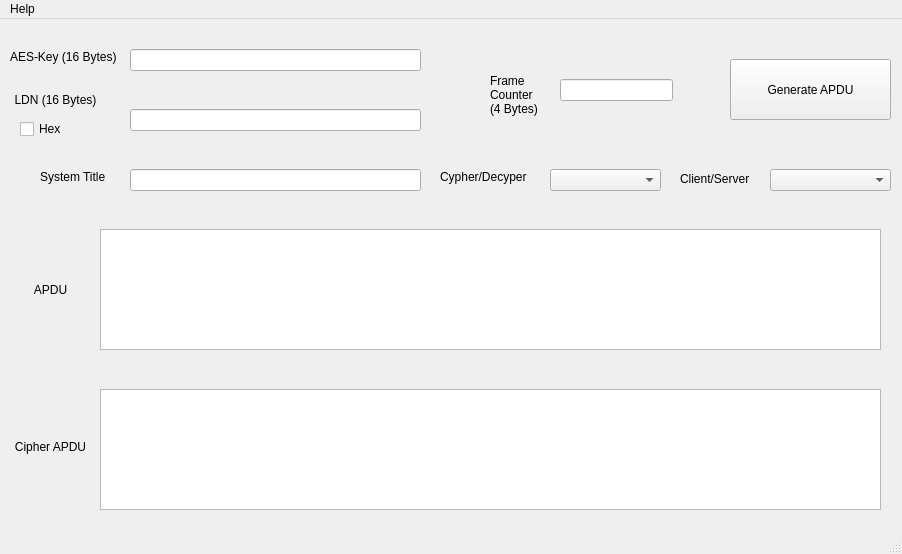
ric-geek/DLMS-APDU-Encrypter-Decrypter, file encrypter_decrypterUI.ui: the form before one commit.
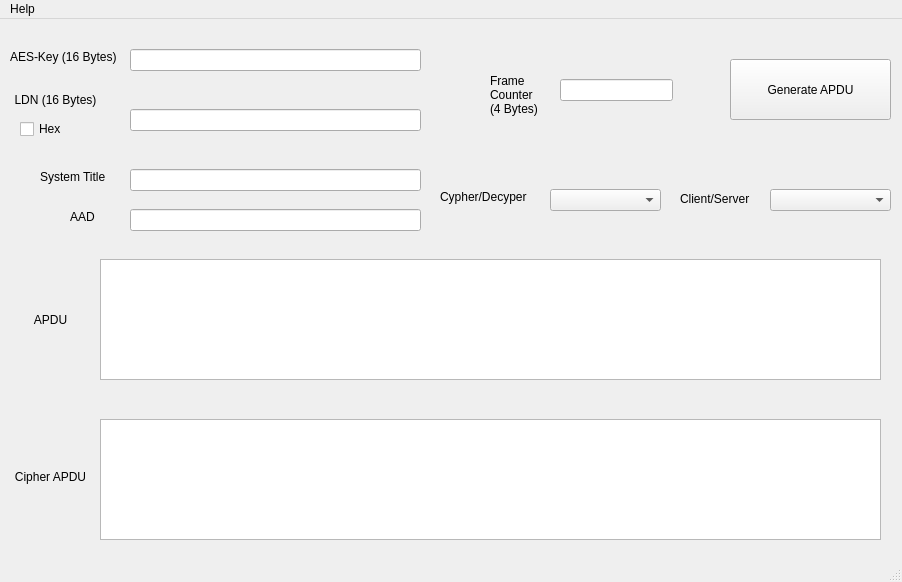
The form after the commit.

Commit message: - add textbox for AAD parameter

Diff of the .ui file:
```diff
--- a/encrypter_decrypterUI.ui
+++ b/encrypter_decrypterUI.ui
@@ -7,7 +7,7 @@
     <x>0</x>
     <y>0</y>
     <width>902</width>
-    <height>554</height>
+    <height>582</height>
    </rect>
   </property>
   <property name="windowTitle">
@@ -18,7 +18,7 @@
     <property name="geometry">
      <rect>
       <x>20</x>
-      <y>250</y>
+      <y>280</y>
       <width>61</width>
       <height>41</height>
      </rect>
@@ -37,7 +37,7 @@
     <property name="geometry">
      <rect>
       <x>10</x>
-      <y>420</y>
+      <y>450</y>
       <width>81</width>
       <height>16</height>
      </rect>
@@ -127,7 +127,7 @@
     <property name="geometry">
      <rect>
       <x>440</x>
-      <y>150</y>
+      <y>170</y>
       <width>91</width>
       <height>16</height>
      </rect>
@@ -140,7 +140,7 @@
     <property name="geometry">
      <rect>
       <x>550</x>
-      <y>150</y>
+      <y>170</y>
       <width>111</width>
       <height>22</height>
      </rect>
@@ -163,7 +163,7 @@
     <property name="geometry">
      <rect>
       <x>100</x>
-      <y>210</y>
+      <y>240</y>
       <width>781</width>
       <height>121</height>
      </rect>
@@ -178,7 +178,7 @@
     <property name="geometry">
      <rect>
       <x>100</x>
-      <y>370</y>
+      <y>400</y>
       <width>781</width>
       <height>121</height>
      </rect>
@@ -196,7 +196,7 @@
     <property name="geometry">
      <rect>
       <x>770</x>
-      <y>150</y>
+      <y>170</y>
       <width>121</width>
       <height>22</height>
      </rect>
@@ -206,7 +206,7 @@
     <property name="geometry">
      <rect>
       <x>680</x>
-      <y>150</y>
+      <y>170</y>
       <width>81</width>
       <height>20</height>
      </rect>
@@ -299,6 +299,40 @@
      <string>System Title</string>
     </property>
    </widget>
+   <widget class="QLineEdit" name="txtAad">
+    <property name="geometry">
+     <rect>
+      <x>130</x>
+      <y>190</y>
+      <width>291</width>
+      <height>22</height>
+     </rect>
+    </property>
+    <property name="font">
+     <font>
+      <pointsize>8</pointsize>
+     </font>
+    </property>
+    <property name="maxLength">
+     <number>32</number>
+    </property>
+    <property name="alignment">
+     <set>Qt::AlignCenter</set>
+    </property>
+   </widget>
+   <widget class="QLabel" name="lblAad">
+    <property name="geometry">
+     <rect>
+      <x>70</x>
+      <y>190</y>
+      <width>31</width>
+      <height>16</height>
+     </rect>
+    </property>
+    <property name="text">
+     <string>AAD</string>
+    </property>
+   </widget>
   </widget>
   <widget class="QMenuBar" name="menubar">
    <property name="geometry">
```
Left out of the diff: 2 changed lines with no effect on the pictures. The commit also changes 2 other files.
